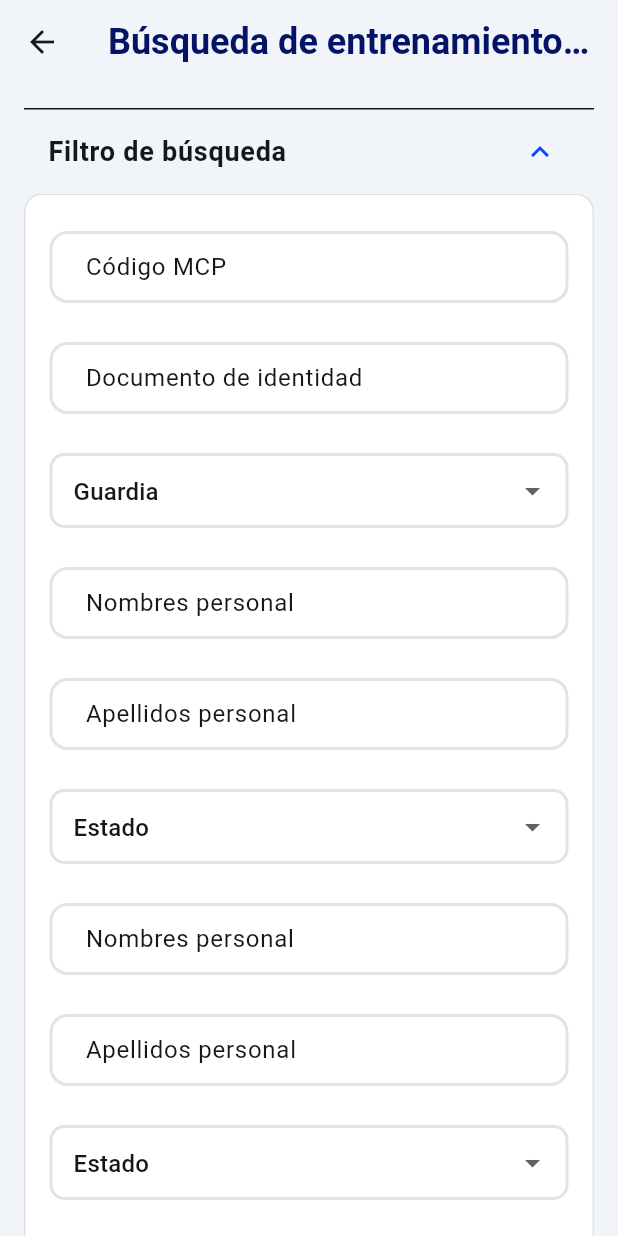
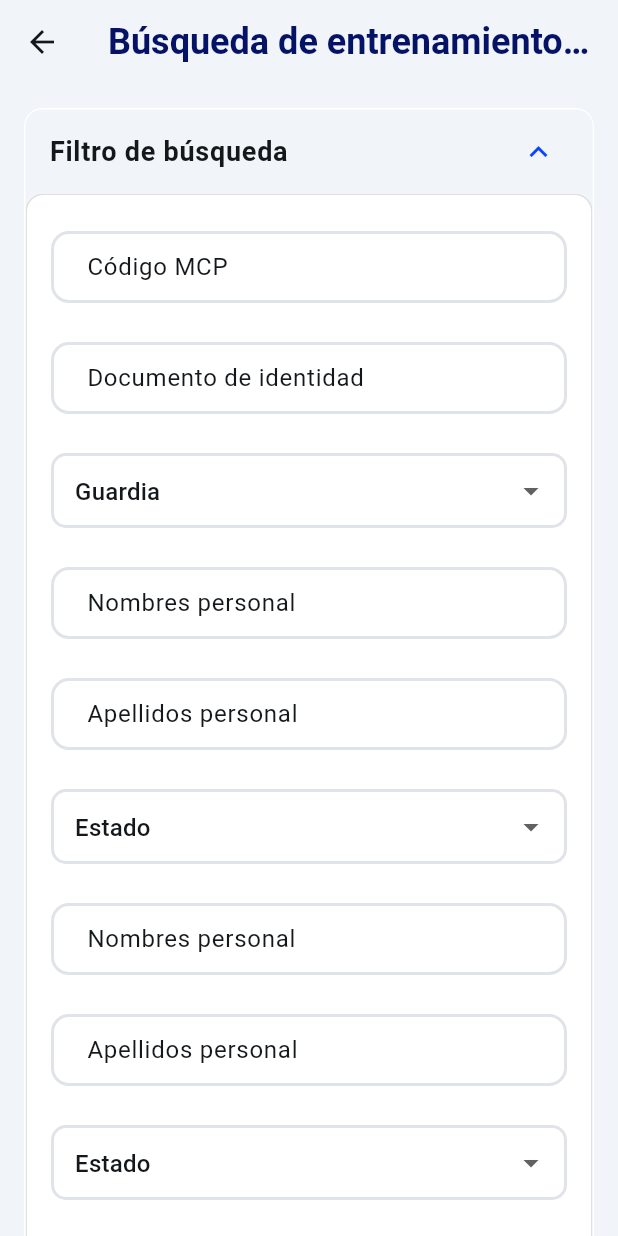
Before and after one commit to DarkCodex29/SGEM-3.24.3, a Flutter app: the PersonalSearchPage screen opened directly, on a phone screen of 412 x 824 dp. Run offline on Flutter 3.47's test engine with Material 3 defaults, Android fonts, the phone set to English and light mode, and no system bars.

Commit message:
Refactor personal training page form section design

```diff
--- a/lib/modules/pages/personal training/personal.training.page.dart
+++ b/lib/modules/pages/personal training/personal.training.page.dart
@@ -78,6 +78,10 @@ class _PersonalSearchPageState extends State<PersonalSearchPage> {
 
   Widget _buildFormSection(bool isSmallScreen) {
     return ExpansionTile(
+      shape: RoundedRectangleBorder(
+        borderRadius: BorderRadius.circular(12),
+        side: const BorderSide(color: Colors.white),
+      ),
       title: const Text(
         "Filtro de búsqueda",
         style: TextStyle(fontSize: 18, fontWeight: FontWeight.bold),
```
